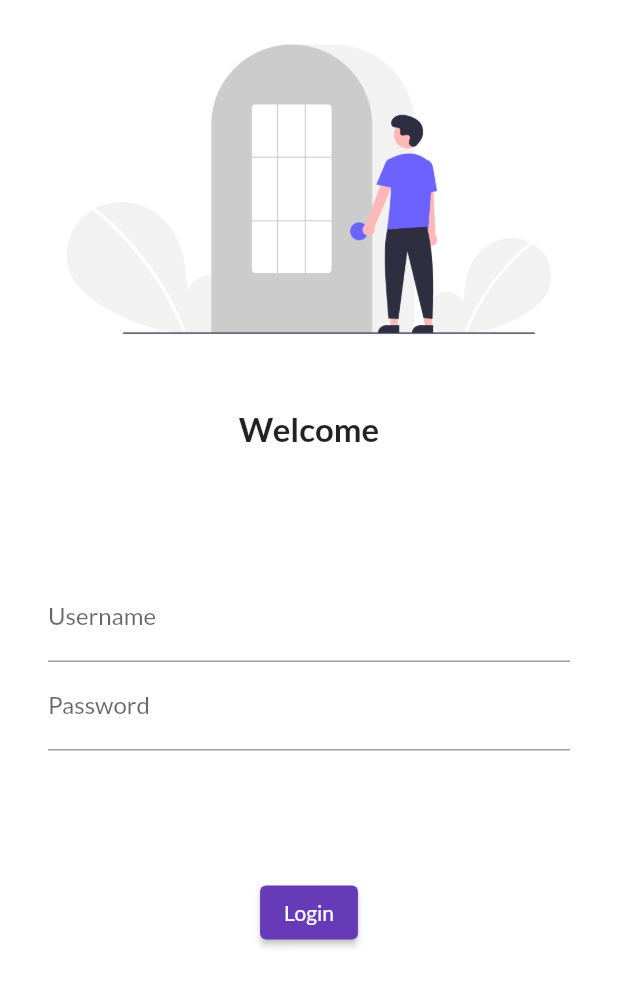
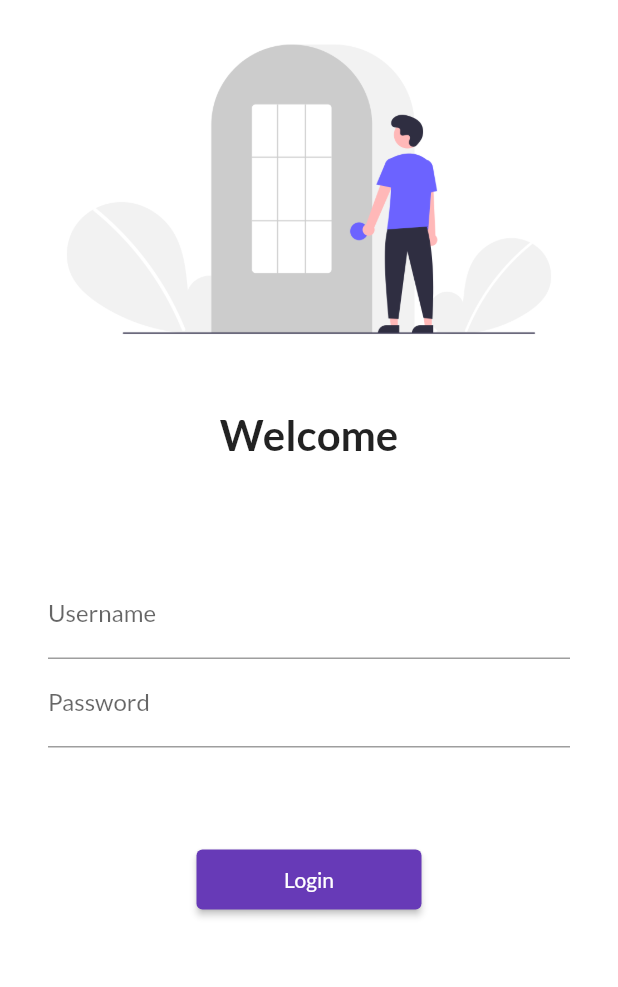
Before and after one commit to urmil404/Catalog-App, a Flutter app: the screen it shows after launch, on a phone screen of 412 x 824 dp. Shown: the top 987 px of the screen. Run offline on Flutter 3.47's test engine with Material 2 defaults, Android fonts, the phone set to English and light mode, and no system bars; our stand-ins replace google_fonts.

Commit message:
day5 done

```diff
--- a/analysis_options.yaml
+++ b/analysis_options.yaml
@@ -22,8 +22,9 @@ linter:
   # `// ignore_for_file: name_of_lint` syntax on the line or in the file
   # producing the lint.
   rules:
-    # avoid_print: false  # Uncomment to disable the `avoid_print` rule
+    avoid_print: false  # Uncomment to disable the `avoid_print` rule
     # prefer_single_quotes: true  # Uncomment to enable the `prefer_single_quotes` rule
+    prefer_const_constructors: false
 
 # Additional information about this file can be found at
 # https://dart.dev/guides/language/analysis-options
--- a/lib/main.dart
+++ b/lib/main.dart
@@ -1,5 +1,6 @@
 import 'package:flutter/material.dart';
 import 'package:flutter_catalog/pages/login_page.dart';
+import 'package:flutter_catalog/utils/routes.dart';
 import 'pages/home.dart';
 import 'package:google_fonts/google_fonts.dart';
 
@@ -24,8 +25,8 @@ class myApp extends StatelessWidget {
       initialRoute: "/",
       routes: {
         "/": (context) => LoginPage(),
-        "/home": (context) => homePage(),
-        "/login": (context) => LoginPage()
+        MyRoutes.homeRoute: (context) => homePage(),
+        MyRoutes.loginRoute: (context) => LoginPage()
       },
     );
   }
--- a/lib/pages/home.dart
+++ b/lib/pages/home.dart
@@ -20,7 +20,7 @@ class homePage extends StatelessWidget {
         child: Container(
           child: Text(
             "Welcome to $days days of flutter with $name",
-            style: TextStyle(fontSize: 25),
+            style: TextStyle(color: Colors.pink[600],fontSize: 20),
           ),
         ),
       ),
--- a/lib/pages/login_page.dart
+++ b/lib/pages/login_page.dart
@@ -1,26 +1,33 @@
 import 'package:flutter/material.dart';
+import 'package:flutter_catalog/utils/routes.dart';
 
 class LoginPage extends StatelessWidget {
+  const LoginPage({Key? key}) : super(key: key);
+
   @override
   Widget build(BuildContext context) {
     return Material(
       color: Colors.white,
+      child: SingleChildScrollView(
         child: Center(
           child: Column(
             children: [
-            Image.asset("assets/images/login.png", fit: BoxFit.cover),
+              Image.asset(
+                "assets/images/login.png",
+                fit: BoxFit.cover,
+              ),
               SizedBox(
                 height: 20.0,
               ),
               Text(
                 "Welcome",
                 style: TextStyle(
-                fontSize: 22,
+                  fontSize: 28,
                   fontWeight: FontWeight.bold,
                 ),
               ),
               SizedBox(
-              height: 20.0,
+                height: 10.0,
               ),
               Padding(
                   padding: const EdgeInsets.symmetric(
@@ -34,6 +41,7 @@ class LoginPage extends StatelessWidget {
                         ),
                       ),
                       TextFormField(
+                        obscureText: true,
                         decoration: InputDecoration(
                           hintText: "Enter Password",
                           labelText: "Password",
@@ -41,18 +49,20 @@ class LoginPage extends StatelessWidget {
                       ),
                     ],
                   )),
-            SizedBox(
-              height: 20.0,
-            ),
               ElevatedButton(
                 child: Text("Login"),
+                style: TextButton.styleFrom(
+                  minimumSize: Size(150, 40),
+                ),
                 onPressed: () {
-                print("hi Codepur");
+                  // print("hi Codepur");
+                  Navigator.pushNamed(context, MyRoutes.homeRoute);
                 },
               )
             ],
           ),
         ),
+      ),
     );
   }
 }
--- /dev/null
+++ b/lib/utils/routes.dart
@@ -0,0 +1,4 @@
+class MyRoutes {
+  static String loginRoute = "/login";
+  static String homeRoute = "/home";
+}
```
Lines whose indentation alone changed are shown as unchanged.
